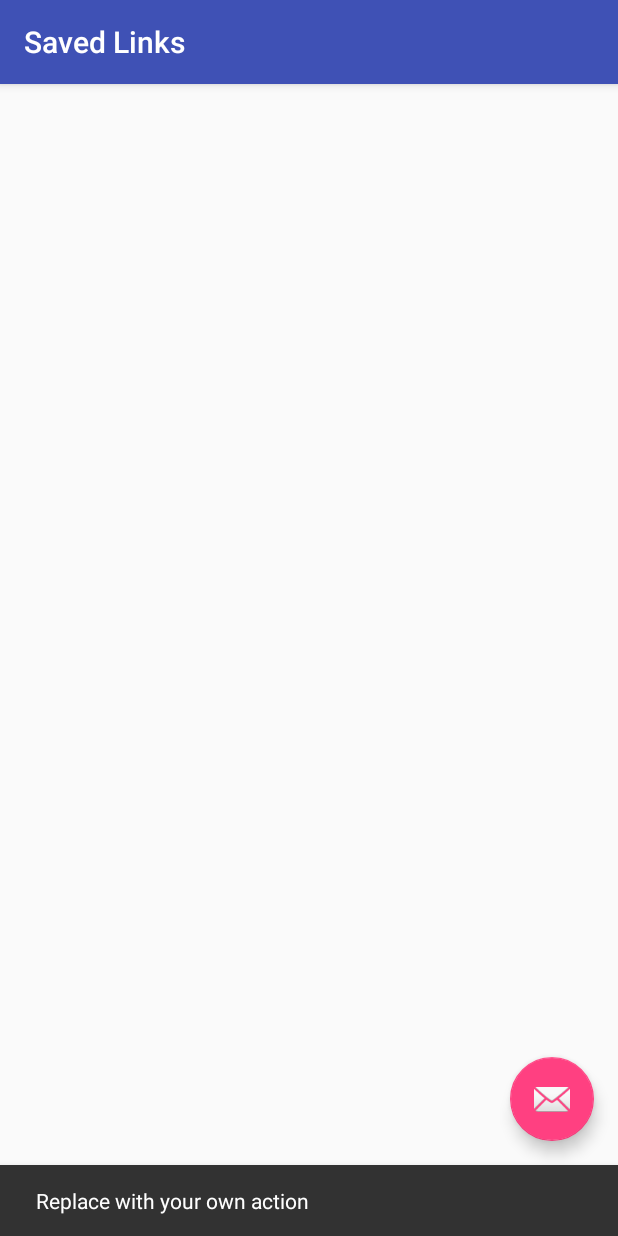
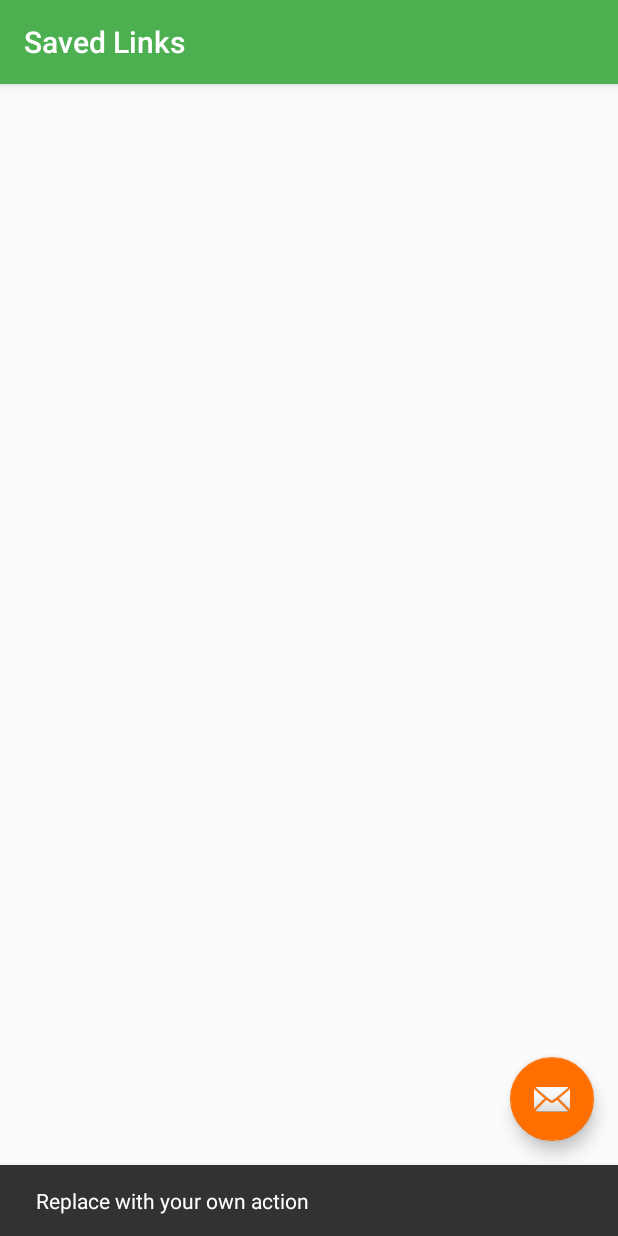
Before and after one commit to fbis251/Linky, an Android app: the screen it shows after launch (LinksListActivity), after a tap on an icon or button, on a phone screen of 412 x 824 dp. Run offline under Robolectric (Android 15) with nearby library versions, the phone set to English and light mode, and no system bars; 5 statements that could not run were skipped.

Commit message:
Update app colors

```diff
--- a/app/src/main/res/values/colors.xml
+++ b/app/src/main/res/values/colors.xml
@@ -1,6 +1,6 @@
 <?xml version="1.0" encoding="utf-8"?>
 <resources>
-    <color name="colorPrimary">#3F51B5</color>
-    <color name="colorPrimaryDark">#303F9F</color>
-    <color name="colorAccent">#FF4081</color>
+    <color name="colorPrimary">#4caf50</color>
+    <color name="colorPrimaryDark">#1b5e20</color>
+    <color name="colorAccent">#ff6f00</color>
 </resources>
```
